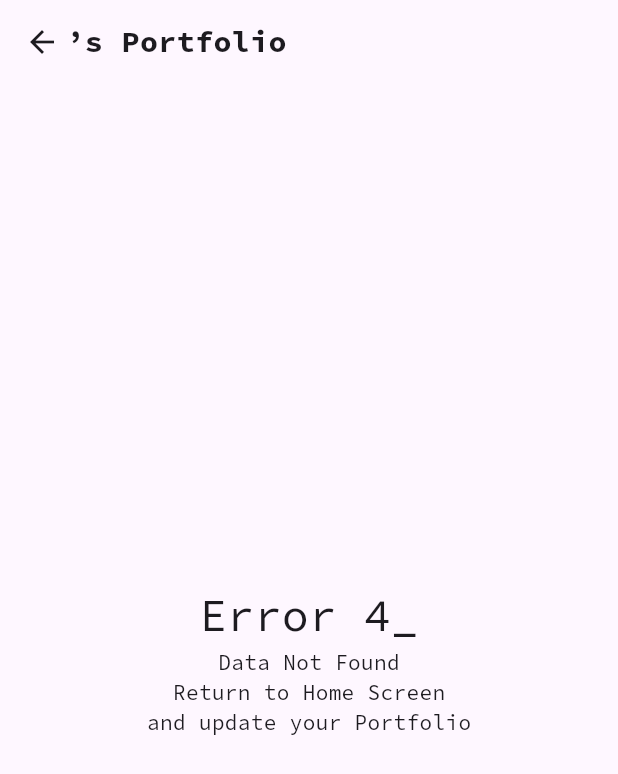
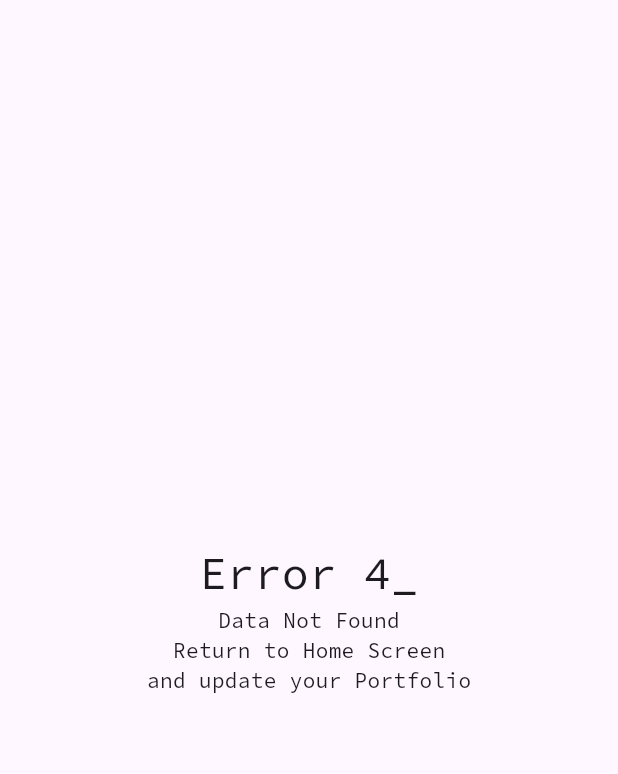
Before and after one commit to arjav1528/equityMath, a Flutter app: the PortfolioScreen screen opened directly, on a phone screen of 412 x 824 dp. Shown: the top 774 px of the screen. Run offline on Flutter 3.47's test engine with Material 3 defaults, Android fonts, the phone set to English and light mode, and no system bars; our stand-ins replace cloud_firestore, curved_navigation_bar, firebase_auth, firebase_core, flutter_svg, google_fonts and 1 more; missing offline and left inert: gif_view, simple_animated_button; accounts and stored records are empty; statements that could not run were skipped.

Commit message:
COMMIT#16

```diff
--- a/lib/screens/main_screens/onboardingscreen.dart
+++ b/lib/screens/main_screens/onboardingscreen.dart
@@ -31,7 +31,7 @@ class _OnboardingscreenState extends State<Onboardingscreen> {
                 mainAxisAlignment: MainAxisAlignment.start,
                 crossAxisAlignment: CrossAxisAlignment.start,
                 children: [
-                  const Row(
+                  Row(
                     mainAxisAlignment: MainAxisAlignment.spaceEvenly,
                     children: [
                       Text('Equity',
@@ -39,14 +39,14 @@ class _OnboardingscreenState extends State<Onboardingscreen> {
                             fontSize: 45,
                             fontWeight: FontWeight.w700,
                             fontFamily: 'Poppins',
-                            color: Colors.green
+                            color: Colors.green[800]
                         ),),
                       Text('Math',
                         style: TextStyle(
                             fontSize: 45,
                             fontWeight: FontWeight.w700,
                             fontFamily: 'Poppins',
-                            color: Colors.red
+                            color: Colors.red[800]
                         ),)
                     ],
                   ),
--- a/lib/screens/main_screens/portfolio_screen.dart
+++ b/lib/screens/main_screens/portfolio_screen.dart
@@ -4,7 +4,6 @@
 
 import 'package:firebase_auth/firebase_auth.dart';
 import 'package:flutter/material.dart';
-import 'package:google_fonts/google_fonts.dart';
 import 'package:provider/provider.dart';
 import 'package:stock_math_final/services/components/nulldata.dart';
 
@@ -23,6 +22,7 @@ class _PortfolioScreenState extends State<PortfolioScreen> {
   String username = '';
   String final_username = '';
   Stream<List<PortfolioModel>>? portfolios = Historyservice().portfolio;
+
   @override
   void initState() {
     super.initState();
@@ -36,6 +36,7 @@ class _PortfolioScreenState extends State<PortfolioScreen> {
   @override
 
   Widget build(BuildContext context) {
+
     return StreamProvider<List<PortfolioModel>?>.value(
       value: portfolios,
       initialData: null,
@@ -45,20 +46,8 @@ class _PortfolioScreenState extends State<PortfolioScreen> {
           return Nulldata();
         }
         else{
-          return Scaffold(
-              appBar: AppBar(
-                actions: [
-                  const Spacer(flex: 1,),
-
-                  Text('$final_username’s Portfolio',
-                    style: GoogleFonts.sourceCodePro(
-                        fontWeight: FontWeight.bold,
-                        fontSize: 20
-                    ),),
-                  const Spacer(flex: 5,)
-                ],
-              ),
-              body: const PortfolioList()
+          return const Scaffold(
+              body: PortfolioList()
           );
         }
       },
--- a/lib/services/components/portfolio_list.dart
+++ b/lib/services/components/portfolio_list.dart
@@ -1,5 +1,6 @@
 
 
+import 'package:flutter/cupertino.dart';
 import 'package:flutter/material.dart';
 import 'package:provider/provider.dart';
 import 'package:stock_math_final/services/components/nulldata.dart';
@@ -14,21 +15,131 @@ class PortfolioList extends StatefulWidget {
 }
 
 class _PortfolioListState extends State<PortfolioList> {
+
   double balance = 0;
+  double invested = 0;
+  double returns = 0;
+  late double returnpercent = 0;
+  void getBalance(List<PortfolioModel> portfolio){
+    double tempb = 0;
+    double tempi = 0;
+    double tempr = 0;
+    for(var obj in portfolio){
+      tempb += obj.amount;
+      tempi += (obj.purchase_rate * obj.quantity);
+      tempr += (obj.sell_rate * obj.quantity);
+    }
+    setState(() {
+      balance = tempb;
+      invested  = tempi;
+      returns = tempr;
+      double net = returns - invested;
+      returnpercent = ((net*100)/invested);
+    });
+  }
+
 
   @override
   Widget build(BuildContext context) {
     late var portfolios = Provider.of<List<PortfolioModel>?>(context);
+    getBalance(portfolios!);
     double height = MediaQuery.of(context).size.height;
     double width = MediaQuery.of(context).size.width;
-
-    if (portfolios != null) {
+    print(height);
+    print(width);
 
     if(portfolios.isEmpty){
       return const Nulldata();
     }
     else{
-        return ListView.builder(
+      return Column(
+        children: [
+          Container(
+            height: height * 0.261437908,
+            width: width,
+            decoration: BoxDecoration(
+              color: const Color.fromARGB(200, 186, 182, 241),
+              borderRadius: BorderRadius.circular(25),
+              border: Border.all(
+                color: Colors.deepPurple,
+                width: 2
+
+              )
+            ),
+            child:Column(
+              mainAxisAlignment: MainAxisAlignment.start,
+              children: [
+                SizedBox(height: height * 3 * 0.013071895,),
+                const Text('Your Balance',
+                  style: TextStyle(
+                    fontFamily: 'Poppins',
+                    color: Color.fromARGB(255, 130, 123, 230),
+                    fontSize: 20
+                  ),
+                ),
+                Row(
+                  mainAxisAlignment: MainAxisAlignment.center,
+                  crossAxisAlignment: CrossAxisAlignment.center,
+                  children: [
+                    Spacer(flex: 2,),
+                    Text(balance.toStringAsFixed(2),
+                    style: TextStyle(
+                      fontFamily: 'Poppins',
+                      fontSize: 40
+                    ),),
+                    Spacer(flex: 1,),
+                    Transform.scale(
+                      scale: 0.8,
+
+                      child: Row(
+                        mainAxisAlignment: MainAxisAlignment.center,
+                        children: [
+                          Text('${returnpercent.toStringAsFixed(2)}%',
+                            style: TextStyle(
+                                fontFamily: 'Poppins',
+                                fontSize: 20,
+                                color: returnpercent>0 ? Colors.green[800] : Colors.red[800]
+
+                            ),),
+                          SizedBox(width: 5,),
+                          returnpercent>0 ? Icon(
+                            CupertinoIcons.triangle_fill,
+                            color: Colors.green[800],
+                          ) : Transform.scale(
+                            scaleY: -1,
+                            child: Icon(
+                              CupertinoIcons.triangle_fill,
+                              color: Colors.red[800],
+                            ),
+                          )
+                        ],
+                      ),
+                    ),
+                    Spacer(flex: 1,),
+                  ],
+                ),
+                SizedBox(height: height * 0.013071895,),
+                Column(
+                  children: [
+                    Text('Invested : ${invested.toStringAsFixed(2)}',
+                    style: TextStyle(
+                      fontFamily: 'Poppins',
+                      fontSize: 14
+                    ),),
+                    SizedBox(width: width * 0.055555556,),
+                    Text('Returns : ${returns.toStringAsFixed(2)}',
+                    style: TextStyle(
+                      fontFamily: 'Poppins',
+                      fontSize: 14
+                    ),),
+                  ],
+                ),
+                SizedBox(height: height * 0.013071895,),
+              ],
+            ),
+          ),
+          Expanded(
+            child: ListView.builder(
               itemCount: portfolios.length,
               itemBuilder: (context,index){
                 return Padding(
@@ -48,11 +159,10 @@ class _PortfolioListState extends State<PortfolioList> {
                 );
               },
 
+            ),
+          ),
+        ],
       );
     }
     }
-    else{
-      return const Center(child: CircularProgressIndicator());
 }
-  }
-}
```
Lines whose indentation alone changed are shown as unchanged.
